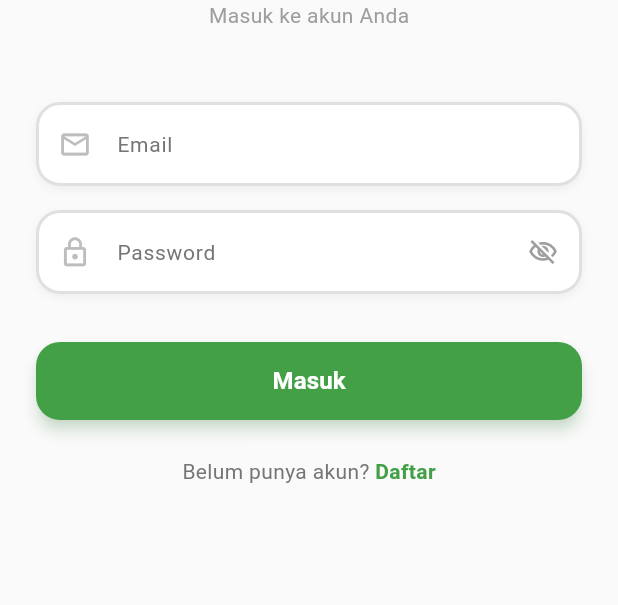
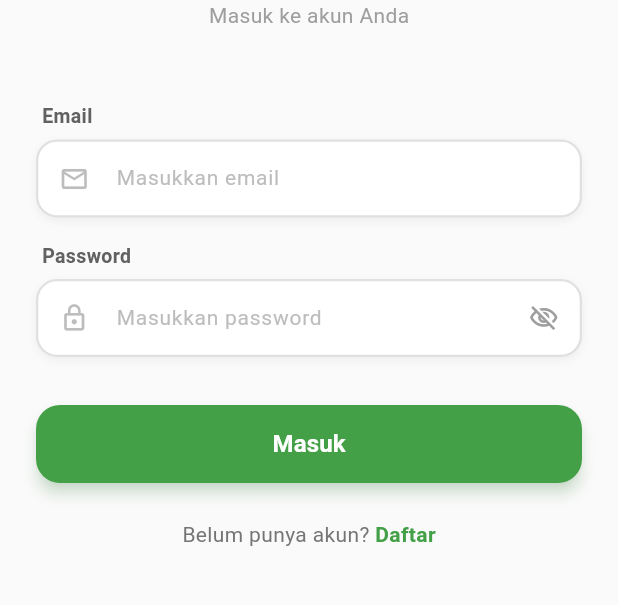
Before and after one commit to PannnTastic/RestAPI_0021, a Flutter app: the screen it shows after launch, on a phone screen of 412 x 824 dp, the part 306-911 px from its top. Run offline on Flutter 3.47's test engine with Material 3 defaults, Android fonts, the phone set to English and light mode, and no system bars; our stand-ins replace equatable, flutter_bloc, flutter_secure_storage.

Commit message:
feat: implement CRUD operations for Hewan with BLoC state management and UI pages

```diff
--- a/lib/ui/widgets/custom_widget.dart
+++ b/lib/ui/widgets/custom_widget.dart
@@ -6,6 +6,10 @@ class CustomTextField extends StatefulWidget {
   final bool isPassword;
   final String? Function(String?)? validator;
   final IconData prefixIcon;
+  final String? hintText;
+  final TextInputType keyboardType;
+  final bool readOnly;
+  final VoidCallback? onTap;
 
   const CustomTextField({
     super.key,
@@ -14,6 +18,10 @@ class CustomTextField extends StatefulWidget {
     this.isPassword = false,
     this.validator,
     this.prefixIcon = Icons.text_fields,
+    this.hintText,
+    this.keyboardType = TextInputType.text,
+    this.readOnly = false,
+    this.onTap,
   });
 
   @override
@@ -44,23 +52,40 @@ class _CustomTextFieldState extends State<CustomTextField> {
 
   @override
   Widget build(BuildContext context) {
-    return AnimatedContainer(
+    return Column(
+      crossAxisAlignment: CrossAxisAlignment.start,
+      children: [
+        // Label di atas field
+        Padding(
+          padding: const EdgeInsets.only(left: 4, bottom: 6),
+          child: Text(
+            widget.label,
+            style: TextStyle(
+              fontSize: 13,
+              fontWeight: FontWeight.w600,
+              color: _isFocused ? Colors.green.shade700 : Colors.grey.shade700,
+            ),
+          ),
+        ),
+        // Field
+        AnimatedContainer(
           duration: const Duration(milliseconds: 200),
           decoration: BoxDecoration(
             color: Colors.white,
-        borderRadius: BorderRadius.circular(16),
+            borderRadius: BorderRadius.circular(14),
             boxShadow: [
               BoxShadow(
                 color: _isFocused
-                ? Colors.green.withOpacity(0.3)
+                    ? Colors.green.withOpacity(0.25)
                     : Colors.black.withOpacity(0.05),
                 blurRadius: _isFocused ? 8 : 4,
                 offset: const Offset(0, 2),
               ),
             ],
             border: Border.all(
-          color: _isFocused ? Colors.green.shade600 : Colors.grey.shade300,
-          width: 2,
+              color:
+                  _isFocused ? Colors.green.shade600 : Colors.grey.shade300,
+              width: 1.5,
             ),
           ),
           child: TextFormField(
@@ -68,38 +93,36 @@ class _CustomTextFieldState extends State<CustomTextField> {
             focusNode: _focusNode,
             obscureText: widget.isPassword ? _obscureText : false,
             validator: widget.validator,
+            keyboardType: widget.keyboardType,
+            readOnly: widget.readOnly,
+            onTap: widget.onTap,
+            style: TextStyle(
+              fontSize: 14,
+              color: Colors.grey.shade800,
+              fontWeight: FontWeight.w500,
+            ),
             decoration: InputDecoration(
-          labelText: widget.label,
-          labelStyle: TextStyle(
-            color: _isFocused ? Colors.green.shade600 : Colors.grey.shade600,
+              hintText: widget.hintText ?? 'Masukkan ${widget.label.toLowerCase()}',
+              hintStyle: TextStyle(
+                color: Colors.grey.shade400,
                 fontSize: 14,
+                fontWeight: FontWeight.normal,
               ),
-          contentPadding:
-              const EdgeInsets.symmetric(horizontal: 16, vertical: 14),
+              contentPadding: const EdgeInsets.symmetric(
+                horizontal: 16,
+                vertical: 14,
+              ),
               border: InputBorder.none,
-          enabledBorder: OutlineInputBorder(
-            borderRadius: BorderRadius.circular(14),
-            borderSide: BorderSide.none,
-          ),
-          focusedBorder: OutlineInputBorder(
-            borderRadius: BorderRadius.circular(14),
-            borderSide: BorderSide.none,
-          ),
-          errorBorder: OutlineInputBorder(
-            borderRadius: BorderRadius.circular(14),
-            borderSide: BorderSide.none,
-          ),
-          focusedErrorBorder: OutlineInputBorder(
-            borderRadius: BorderRadius.circular(14),
-            borderSide: BorderSide.none,
-          ),
-          prefixIcon: Padding(
-            padding: const EdgeInsets.symmetric(horizontal: 12),
-            child: Icon(
+              enabledBorder: InputBorder.none,
+              focusedBorder: InputBorder.none,
+              errorBorder: InputBorder.none,
+              focusedErrorBorder: InputBorder.none,
+              prefixIcon: Icon(
                 widget.prefixIcon,
-              color: _isFocused ? Colors.green.shade600 : Colors.grey.shade400,
-              size: 22,
-            ),
+                color: _isFocused
+                    ? Colors.green.shade600
+                    : Colors.grey.shade400,
+                size: 20,
               ),
               suffixIcon: widget.isPassword
                   ? IconButton(
@@ -117,9 +140,10 @@ class _CustomTextFieldState extends State<CustomTextField> {
                       },
                     )
                   : null,
-          hintStyle: TextStyle(color: Colors.grey.shade300, fontSize: 14),
             ),
           ),
+        ),
+      ],
     );
   }
 }
```
Lines whose indentation alone changed are shown as unchanged.
